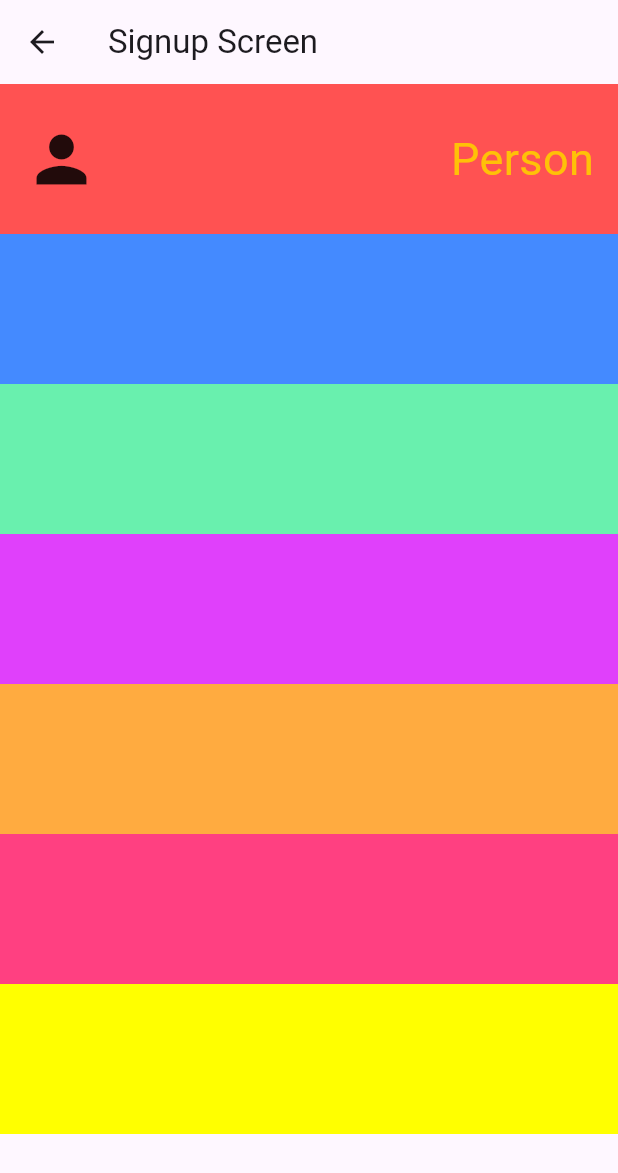
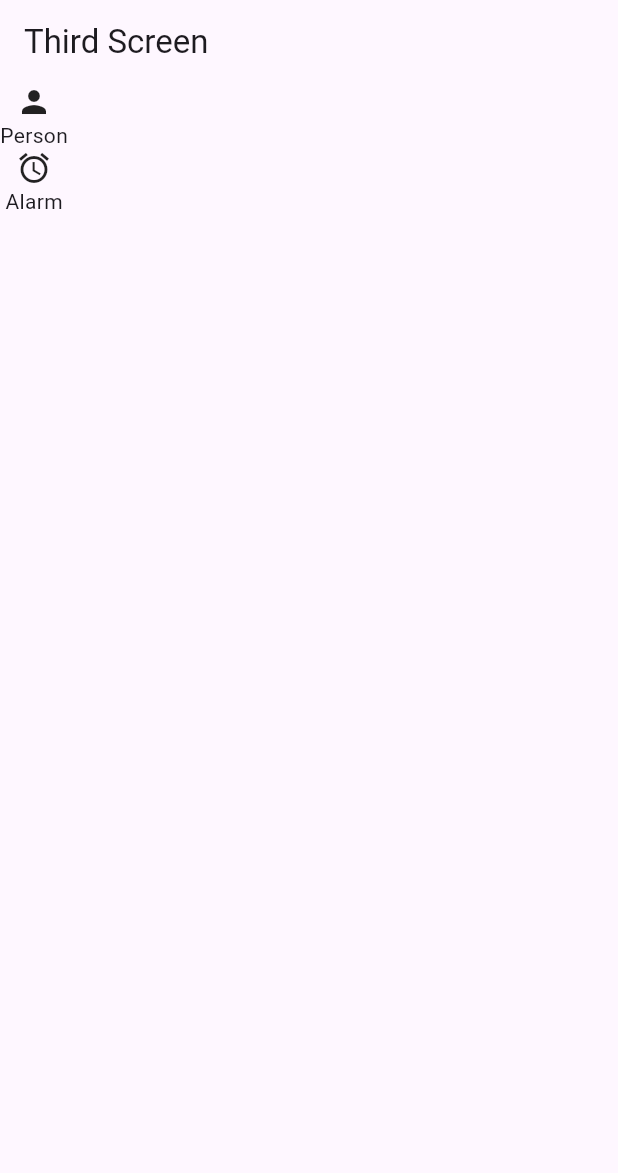
Before and after one commit to Syipmong/learning-flutter, a Flutter app: the screen it shows after launch, after a tap on "Click Me!", on a phone screen of 412 x 824 dp. Shown: the top 1173 px of the screen. Run offline on Flutter 3.47's test engine with Material 3 defaults, Android fonts, the phone set to English and light mode, and no system bars.

Commit message:
Add third screen and update navigation from home screen

```diff
--- a/lib/main.dart
+++ b/lib/main.dart
@@ -1,6 +1,7 @@
 import 'package:flutter/material.dart';
 import 'package:learning_flutter/screens/home_screen.dart';
 import 'package:learning_flutter/screens/signup_screen.dart';
+import 'package:learning_flutter/screens/third_screen.dart';
 
 void main() {
   runApp(const MyApp());
@@ -23,6 +24,7 @@ class _MyAppState extends State<MyApp> {
       routes: {
         '/home': (context) => const HomeScreen(),
         '/signup': (context) => const SignupScreen(),
+        '/thirdscreen': (context) => const ThirdScreen(),
 
       },
     );
--- a/lib/screens/home_screen.dart
+++ b/lib/screens/home_screen.dart
@@ -12,7 +12,7 @@ class HomeScreen extends StatelessWidget {
       body: Center(
         child: ElevatedButton(
           onPressed: (){
-            Navigator.pushNamed(context, '/signup');
+            Navigator.pushNamed(context, '/thirdscreen');
           },
           child: const Text("Click Me!", ),
           )
--- a/lib/screens/third_screen.dart
+++ b/lib/screens/third_screen.dart
@@ -28,6 +28,24 @@ class ScreenBody extends StatelessWidget {
 
   @override
   Widget build(BuildContext context) {
-    return Container();
+   return const Scaffold(
+    body: Column(
+      children: [
+        Row(
+          children: [
+            Column(
+              children: [
+                Icon(Icons.person),
+                Text("Person"),
+                Icon(Icons.alarm),
+                Text("Alarm"),
+              ],
+            ),
+
+          ],
+        )
+      ],
+    ),
+   );
   }
 }
```
Also changed, not shown: 1 other file.
